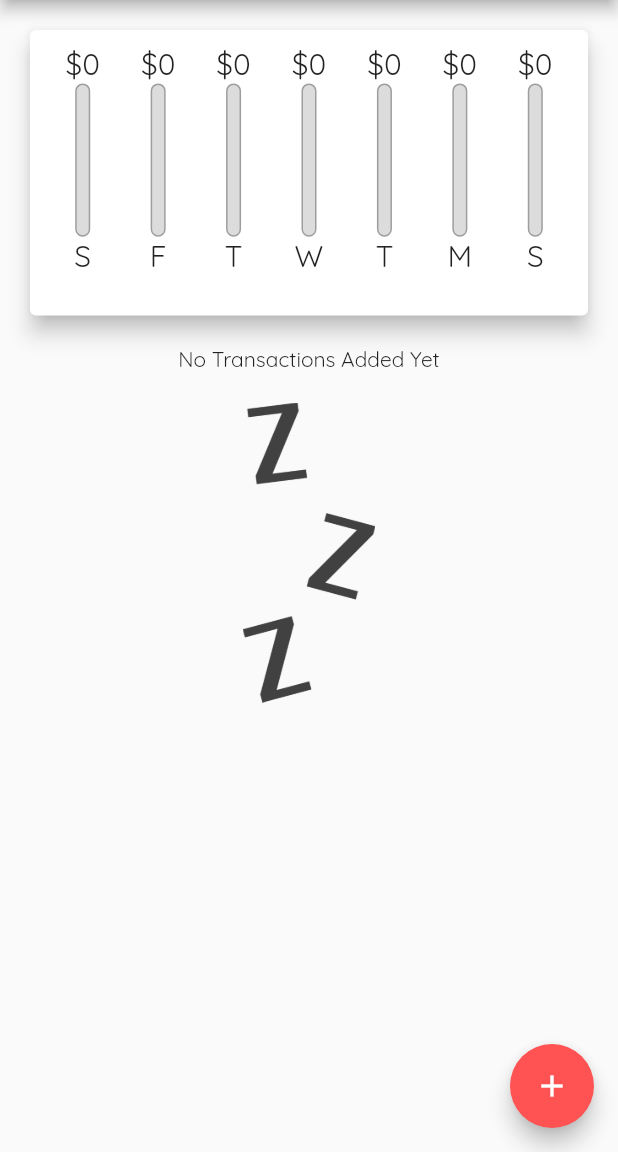
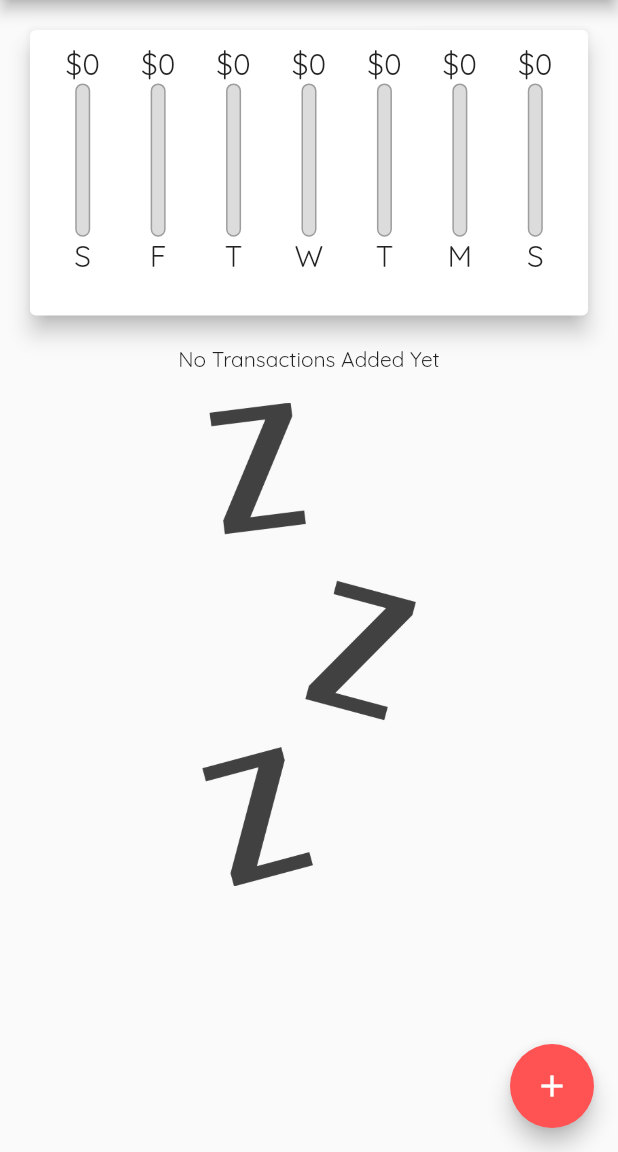
Before and after one commit to hasan661/PersonalExpenseApp, a Flutter app: the screen it shows after launch, on a phone screen of 412 x 824 dp, the part 84-1236 px from its top. Run offline on Flutter 3.47's test engine with Material 2 defaults, Android fonts, the phone set to English and light mode, and no system bars.

Commit message:
personalexpenseapp

```diff
--- a/personalexpenseapp/lib/main.dart
+++ b/personalexpenseapp/lib/main.dart
@@ -36,6 +36,8 @@ class MyHomePage extends StatefulWidget {
 class _MyHomePageState extends State<MyHomePage> {
   final List<Transaction> _usertransaction = [];
 
+  var boolean=false;
+
   List<Transaction> get _recenttransactions {
     return _usertransaction.where((tx) {
       return tx.date.isAfter(DateTime.now().subtract(Duration(days: 7)));
@@ -72,6 +74,8 @@ class _MyHomePageState extends State<MyHomePage> {
 
   @override
   Widget build(BuildContext context) {
+    final mediaquery=MediaQuery.of(context);
+    final isLandscape= mediaquery.orientation==Orientation.landscape;
     final appbar = AppBar(
       title: Text('Flutter App'),
       actions: [
@@ -81,24 +85,49 @@ class _MyHomePageState extends State<MyHomePage> {
         ),
       ],
     );
+    final transactionList=Container(
+                 height: (mediaquery.size.height -
+                        appbar.preferredSize.height-mediaquery.padding.top) *
+                    0.7,
+                child: TransactionList(_usertransaction, deleteTransaction),
+              );
     return Scaffold(
       appBar: appbar,
       body:  SingleChildScrollView(
         child: Column(
             crossAxisAlignment: CrossAxisAlignment.stretch,
             children: [
+              if (isLandscape)
+              Row(
+                children: [
+                  Text("Show Chart"),
+                  Switch(value: boolean, onChanged: (val){
+                    setState(() {
+                      boolean=val;
+                    });
+                  })
+                ],
+              ),
+              if (!isLandscape)
               Container(
-                height: (MediaQuery.of(context).size.height -
-                        appbar.preferredSize.height-MediaQuery.of(context).padding.top) *
+                height: (mediaquery.size.height -
+                        appbar.preferredSize.height-mediaquery.padding.top) *
                     0.3,
                 child: Chart(_recenttransactions),
-              ),
-              Container(
-                 height: (MediaQuery.of(context).size.height -
-                        appbar.preferredSize.height-MediaQuery.of(context).padding.top) *
+
+              ),if(!isLandscape)
+              transactionList,
+
+              if(isLandscape)
+              boolean ? Container(
+                height: (mediaquery.size.height -
+                        appbar.preferredSize.height-mediaquery.padding.top) *
                     0.7,
-                child: TransactionList(_usertransaction, deleteTransaction),
-              ),
+                child: Chart(_recenttransactions),
+
+              )
+              :transactionList
+
             ],
           ),
       ),
--- a/personalexpenseapp/lib/widgets/new_trasaction.dart
+++ b/personalexpenseapp/lib/widgets/new_trasaction.dart
@@ -54,10 +54,11 @@ class _NewTransactionState extends State<NewTransaction> {
 
   @override
   Widget build(BuildContext context) {
-    return Card(
+    return SingleChildScrollView(
+      child: Card(
         elevation: 5,
         child: Container(
-        padding: EdgeInsets.all(10),
+          padding: EdgeInsets.only(top: 10, left: 10, right: 10, bottom: MediaQuery.of(context).viewInsets.bottom+10),
           child: Column(
             children: [
               TextField(
@@ -101,6 +102,7 @@ class _NewTransactionState extends State<NewTransaction> {
             ],
           ),
         ),
+      ),
     );
   }
 }
--- a/personalexpenseapp/lib/widgets/transaction_list.dart
+++ b/personalexpenseapp/lib/widgets/transaction_list.dart
@@ -14,18 +14,20 @@ class TransactionList extends StatelessWidget {
   Widget build(BuildContext context) {
 
       return transactions.isEmpty
-          ? Column(
+          ? LayoutBuilder(builder: (ctx,constraints){
+            return Column(
               children: [
                 Text("No Transactions Added Yet"),
                 SizedBox(height: 20,),
                 Container(
-                  height: 200,
+                  height: constraints.maxHeight*0.6,
                     child: Image.asset(
                   'images/waiting.png',
                   fit: BoxFit.cover,
                 )),
               ],
-            )
+            );
+          })
           : ListView.builder(
               itemBuilder: (ctx, index) {
                 return Card(
@@ -41,7 +43,8 @@ class TransactionList extends StatelessWidget {
                       ),
                       title: Text(transactions[index].title,style:Theme.of(context).textTheme.headline6),
                       subtitle: Text(DateFormat.yMMMd().format(transactions[index].date) ),
-                      trailing: IconButton(onPressed: (){delete(transactions[index].id);}, icon: Icon(Icons.delete),color: Theme.of(context).primaryColor,),
+                      trailing: MediaQuery.of(context).size.width> 460 ? TextButton.icon(onPressed: (){delete(transactions[index].id);}, label: Text("Delete",style: TextStyle(color: Theme.of(context).primaryColor),),icon: Icon(Icons.delete), ) :
+                      IconButton(onPressed: (){delete(transactions[index].id);}, icon: Icon(Icons.delete),color: Theme.of(context).primaryColor,),
 
 
 
```
Lines whose indentation alone changed are shown as unchanged.
